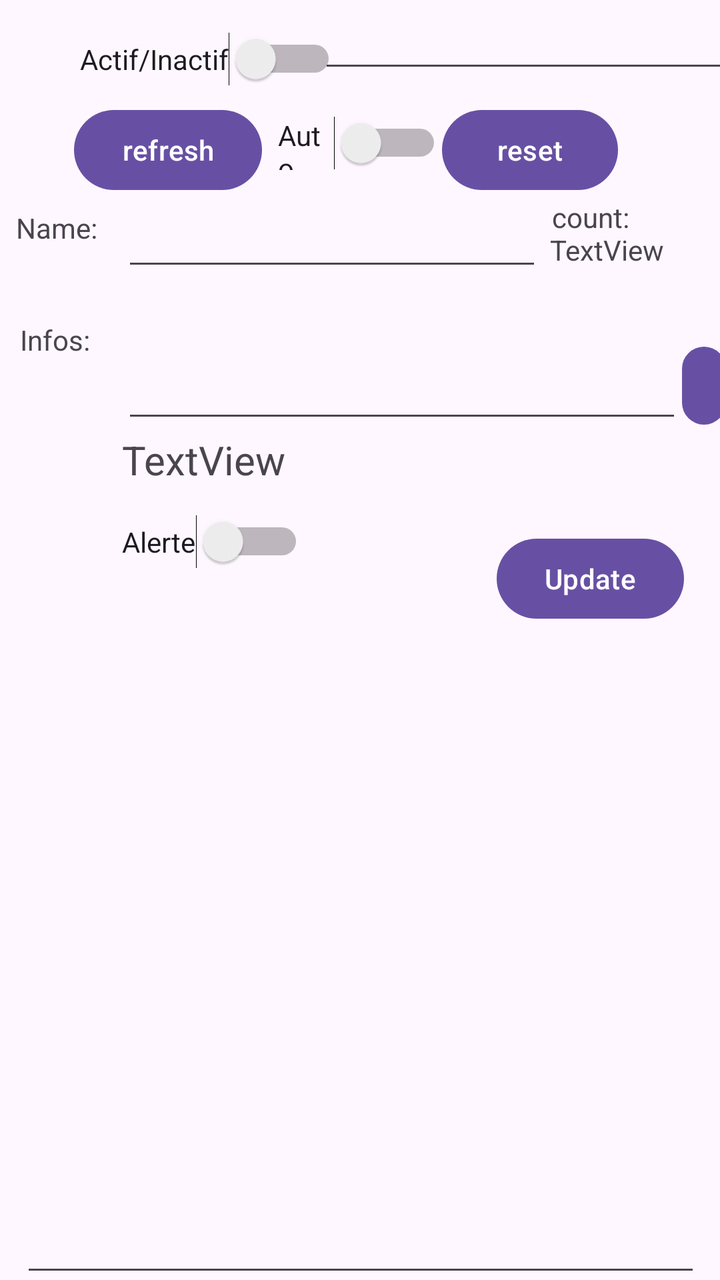
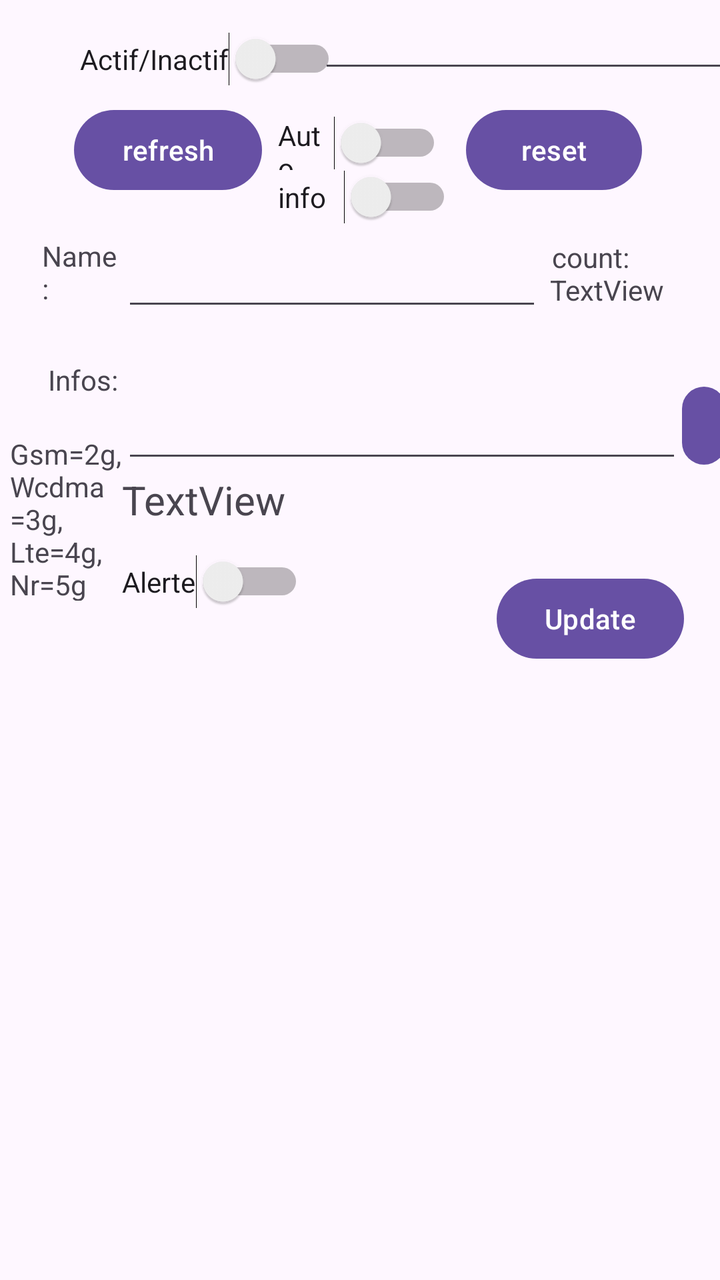

Compare the two renders of this Android layout. The source of the first and the diff that turns it into the second are given below.
<!-- AndroidManifest.xml: application theme Theme.MyGSM -->
<!-- res/layout/activity_main.xml -->
<?xml version="1.0" encoding="utf-8"?>
<androidx.constraintlayout.widget.ConstraintLayout xmlns:android="http://schemas.android.com/apk/res/android"
    xmlns:app="http://schemas.android.com/apk/res-auto"
    xmlns:tools="http://schemas.android.com/tools"
    android:id="@+id/main"
    android:layout_width="match_parent"
    android:layout_height="match_parent"
    tools:context=".MainActivity">

    <Switch
        android:id="@+id/actif"
        android:layout_width="wrap_content"
        android:layout_height="wrap_content"
        android:layout_marginStart="40dp"
        android:layout_marginTop="16dp"
        android:text="Actif/Inactif"
        app:layout_constraintStart_toStartOf="parent"
        app:layout_constraintTop_toTopOf="parent" />

    <Switch
        android:id="@+id/actif2"
        android:layout_width="82dp"
        android:layout_height="25dp"
        android:text="Auto"
        app:layout_constraintBottom_toBottomOf="@+id/refresh"
        app:layout_constraintEnd_toEndOf="parent"
        app:layout_constraintStart_toStartOf="parent"
        app:layout_constraintTop_toTopOf="@+id/refresh"
        app:layout_constraintVertical_bias="0.333" />

    <Button
        android:id="@+id/refresh"
        android:layout_width="wrap_content"
        android:layout_height="wrap_content"
        android:layout_marginTop="8dp"
        android:layout_marginEnd="8dp"
        android:text="refresh"
        app:layout_constraintEnd_toStartOf="@+id/actif2"
        app:layout_constraintTop_toBottomOf="@+id/actif" />

    <EditText
        android:id="@+id/data"
        android:layout_width="340dp"
        android:layout_height="187dp"
        android:ems="10"
        android:gravity="start|top"
        android:inputType="textMultiLine"
        app:layout_constraintEnd_toEndOf="@+id/liste"
        app:layout_constraintStart_toStartOf="@+id/liste"
        app:layout_constraintTop_toBottomOf="@+id/liste" />

    <Button
        android:id="@+id/reset"
        android:layout_width="wrap_content"
        android:layout_height="wrap_content"
        android:text="reset"
        app:layout_constraintBottom_toBottomOf="@+id/refresh"
        app:layout_constraintStart_toEndOf="@+id/actif2" />

    <EditText
        android:id="@+id/name"
        android:layout_width="wrap_content"
        android:layout_height="wrap_content"
        android:layout_marginStart="24dp"
        android:ems="10"
        android:inputType="text"
        app:layout_constraintStart_toStartOf="@+id/refresh"
        app:layout_constraintTop_toBottomOf="@+id/refresh" />

    <EditText
        android:id="@+id/infos"
        android:layout_width="280dp"
        android:layout_height="56dp"
        android:layout_marginTop="20dp"
        android:ems="10"
        android:inputType="text"
        app:layout_constraintStart_toStartOf="@+id/name"
        app:layout_constraintTop_toBottomOf="@+id/name" />

    <TextView
        android:id="@+id/textView3"
        android:layout_width="53dp"
        android:layout_height="36dp"
        android:text="Name:"
        app:layout_constraintBottom_toBottomOf="@+id/name"
        app:layout_constraintEnd_toStartOf="@+id/name" />

    <TextView
        android:id="@+id/textView4"
        android:layout_width="51dp"
        android:layout_height="30dp"
        android:text="Infos:"
        app:layout_constraintEnd_toStartOf="@+id/infos"
        app:layout_constraintTop_toTopOf="@+id/infos" />

    <TextView
        android:id="@+id/date"
        android:layout_width="281dp"
        android:layout_height="41dp"
        android:text="TextView"
        android:textSize="20sp"
        app:layout_constraintStart_toStartOf="@+id/infos"
        app:layout_constraintTop_toBottomOf="@+id/infos" />

    <TextView
        android:id="@+id/count"
        android:layout_width="65dp"
        android:layout_height="25dp"
        android:text="TextView"
        app:layout_constraintBottom_toBottomOf="@+id/name"
        app:layout_constraintEnd_toEndOf="@+id/infos"
        app:layout_constraintHorizontal_bias="0.823"
        app:layout_constraintStart_toEndOf="@+id/name" />

    <TextView
        android:id="@+id/count2"
        android:layout_width="64dp"
        android:layout_height="18dp"
        android:text="count:"
        app:layout_constraintEnd_toEndOf="@+id/count"
        app:layout_constraintHorizontal_bias="1.0"
        app:layout_constraintStart_toEndOf="@+id/name"
        app:layout_constraintTop_toTopOf="@+id/name" />

    <Switch
        android:id="@+id/alerte"
        android:layout_width="wrap_content"
        android:layout_height="wrap_content"
        android:text="Alerte"
        app:layout_constraintStart_toStartOf="@+id/date"
        app:layout_constraintTop_toBottomOf="@+id/date" />

    <Button
        android:id="@+id/update"
        android:layout_width="wrap_content"
        android:layout_height="wrap_content"
        android:layout_marginTop="8dp"
        android:text="Update"
        app:layout_constraintEnd_toEndOf="@+id/date"
        app:layout_constraintTop_toBottomOf="@+id/date" />

    <androidx.recyclerview.widget.RecyclerView
        android:id="@+id/liste"
        android:layout_width="367dp"
        android:layout_height="143dp"
        app:layout_constraintEnd_toEndOf="parent"
        app:layout_constraintStart_toStartOf="parent"
        app:layout_constraintTop_toBottomOf="@+id/update" />

    <EditText
        android:id="@+id/Cellid"
        android:layout_width="wrap_content"
        android:layout_height="wrap_content"
        android:ems="10"
        android:inputType="number"
        app:layout_constraintEnd_toEndOf="parent"
        app:layout_constraintStart_toEndOf="@+id/actif"
        tools:layout_editor_absoluteY="6dp" />

    <Button
        android:id="@+id/button"
        android:layout_width="22dp"
        android:layout_height="47dp"
        android:text="Button"
        app:layout_constraintBottom_toBottomOf="@+id/infos"
        app:layout_constraintStart_toEndOf="@+id/infos" />

</androidx.constraintlayout.widget.ConstraintLayout>
<!-- resources referenced by this layout -->
<resources>
  <style name="Theme.MyGSM" parent="Base.Theme.MyGSM" />
  <style name="Base.Theme.MyGSM" parent="Theme.Material3.DayNight.NoActionBar">
          
          
      </style>
</resources>

<!-- the commit's change to res/layout/activity_main.xml (unified diff, before → after) -->
@@ -53,6 +53,7 @@
         android:id="@+id/reset"
         android:layout_width="wrap_content"
         android:layout_height="wrap_content"
+        android:layout_marginStart="12dp"
         android:text="reset"
         app:layout_constraintBottom_toBottomOf="@+id/refresh"
         app:layout_constraintStart_toEndOf="@+id/actif2" />
@@ -62,6 +63,7 @@
         android:layout_width="wrap_content"
         android:layout_height="wrap_content"
         android:layout_marginStart="24dp"
+        android:layout_marginTop="20dp"
         android:ems="10"
         android:inputType="text"
         app:layout_constraintStart_toStartOf="@+id/refresh"
@@ -79,16 +81,16 @@
 
     <TextView
         android:id="@+id/textView3"
-        android:layout_width="53dp"
-        android:layout_height="36dp"
+        android:layout_width="40dp"
+        android:layout_height="42dp"
         android:text="Name:"
         app:layout_constraintBottom_toBottomOf="@+id/name"
         app:layout_constraintEnd_toStartOf="@+id/name" />
 
     <TextView
         android:id="@+id/textView4"
-        android:layout_width="51dp"
-        android:layout_height="30dp"
+        android:layout_width="37dp"
+        android:layout_height="37dp"
         android:text="Infos:"
         app:layout_constraintEnd_toStartOf="@+id/infos"
         app:layout_constraintTop_toTopOf="@+id/infos" />
@@ -165,4 +167,20 @@
         app:layout_constraintBottom_toBottomOf="@+id/infos"
         app:layout_constraintStart_toEndOf="@+id/infos" />
 
+    <Switch
+        android:id="@+id/switch_info"
+        android:layout_width="87dp"
+        android:layout_height="22dp"
+        android:text="info"
+        app:layout_constraintStart_toStartOf="@+id/actif2"
+        app:layout_constraintTop_toBottomOf="@+id/actif2" />
+
+    <TextView
+        android:id="@+id/textView"
+        android:layout_width="56dp"
+        android:layout_height="83dp"
+        android:text="Gsm=2g, Wcdma =3g, Lte=4g, Nr=5g"
+        app:layout_constraintEnd_toStartOf="@+id/infos"
+        app:layout_constraintTop_toBottomOf="@+id/textView4" />
+
 </androidx.constraintlayout.widget.ConstraintLayout>
